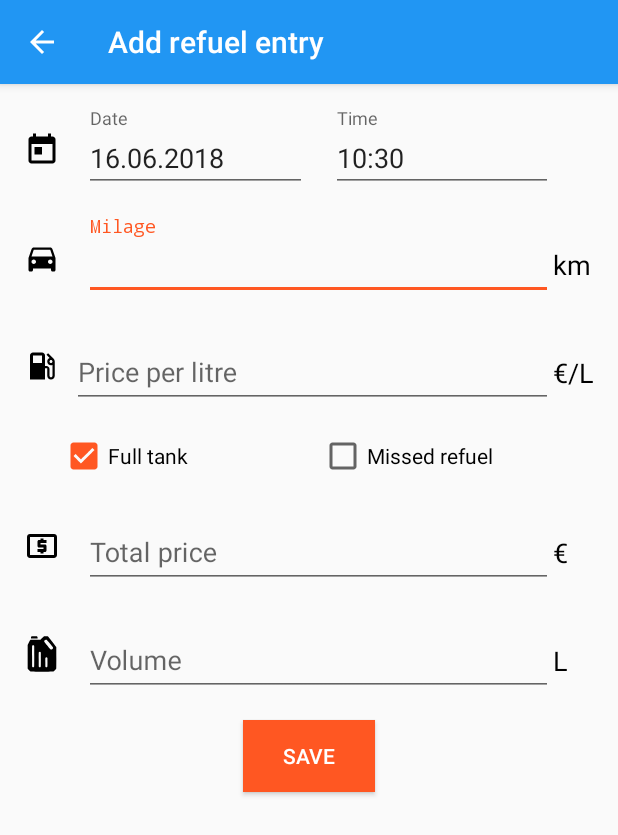
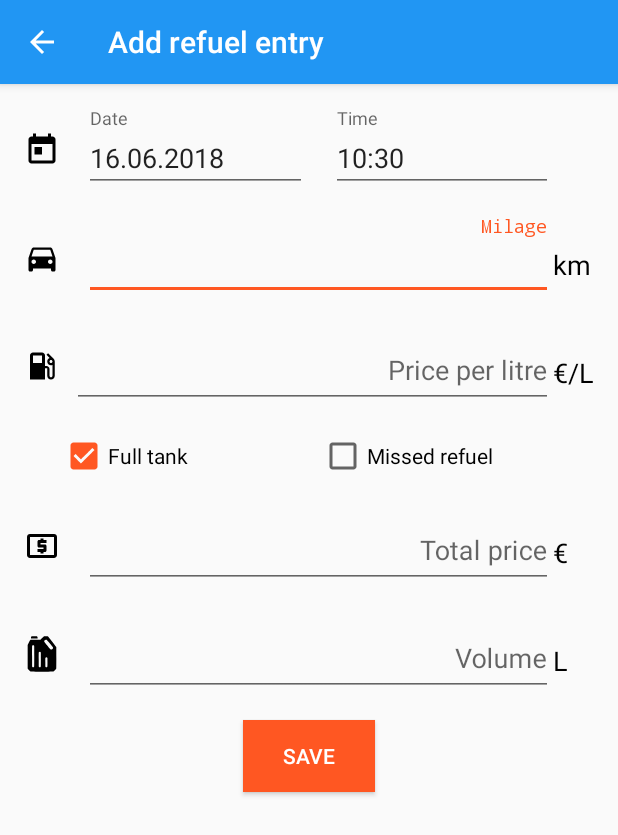
Before and after one commit to mwiktorin/tankbuch, an Android app: the AddRefuelActivity screen opened directly, with no data from a screen before it, on a phone screen of 412 x 824 dp. Shown: the top 835 px of the screen. Run offline under Robolectric (Android 15) with nearby library versions, the phone set to English and light mode, and no system bars.

Commit message:
fixed alignment in add refuel

```diff
--- a/app/src/main/res/layout/activity_add_refuel.xml
+++ b/app/src/main/res/layout/activity_add_refuel.xml
@@ -99,13 +99,11 @@
                 android:id="@+id/add_refuel_milage"
                 android:layout_width="match_parent"
                 android:layout_height="wrap_content"
-                android:layout_gravity="end"
                 android:hint="@string/add_refuel_hint_milage"
                 android:inputType="number"
-                android:textAlignment="textEnd"
+                android:gravity="end"
                 android:typeface="monospace"
                 tools:text="12000" />
-
 
         </android.support.design.widget.TextInputLayout>
 
@@ -164,10 +162,9 @@
                 android:id="@+id/add_refuel_price_per_litre"
                 android:layout_width="match_parent"
                 android:layout_height="wrap_content"
-                android:layout_gravity="end"
+                android:gravity="end"
                 android:hint="@string/add_refuel_hint_price_per_litre"
                 android:inputType="numberDecimal"
-                android:textAlignment="textEnd"
                 tools:text="1.32" />
         </android.support.design.widget.TextInputLayout>
 
@@ -239,10 +236,9 @@
                 android:id="@+id/add_refuel_price"
                 android:layout_width="match_parent"
                 android:layout_height="wrap_content"
-                android:layout_gravity="end"
                 android:hint="@string/add_refuel_hint_price"
                 android:inputType="numberDecimal"
-                android:textAlignment="textEnd"
+                android:gravity="end"
                 tools:text="50.43" />
         </android.support.design.widget.TextInputLayout>
 
@@ -284,10 +280,9 @@
                 android:id="@+id/add_refuel_volume"
                 android:layout_width="match_parent"
                 android:layout_height="wrap_content"
-                android:layout_gravity="end"
                 android:hint="@string/add_refuel_hint_volume"
                 android:inputType="numberDecimal"
-                android:textAlignment="textEnd"
+                android:gravity="end"
                 tools:text="30.21" />
         </android.support.design.widget.TextInputLayout>
 
```
